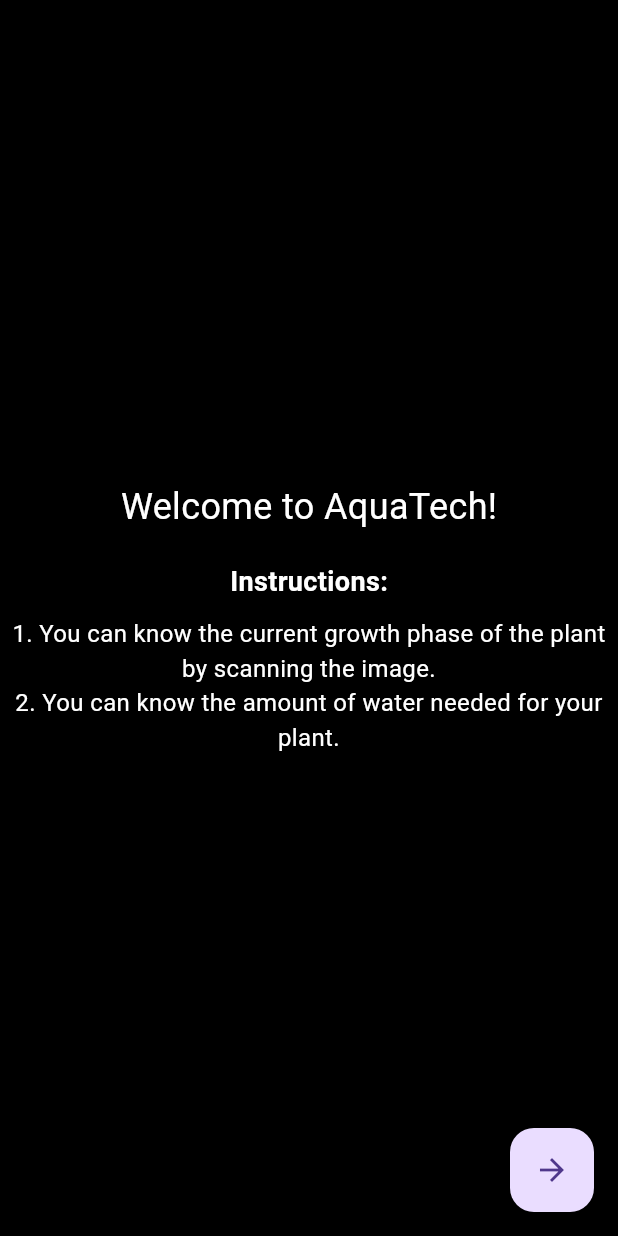
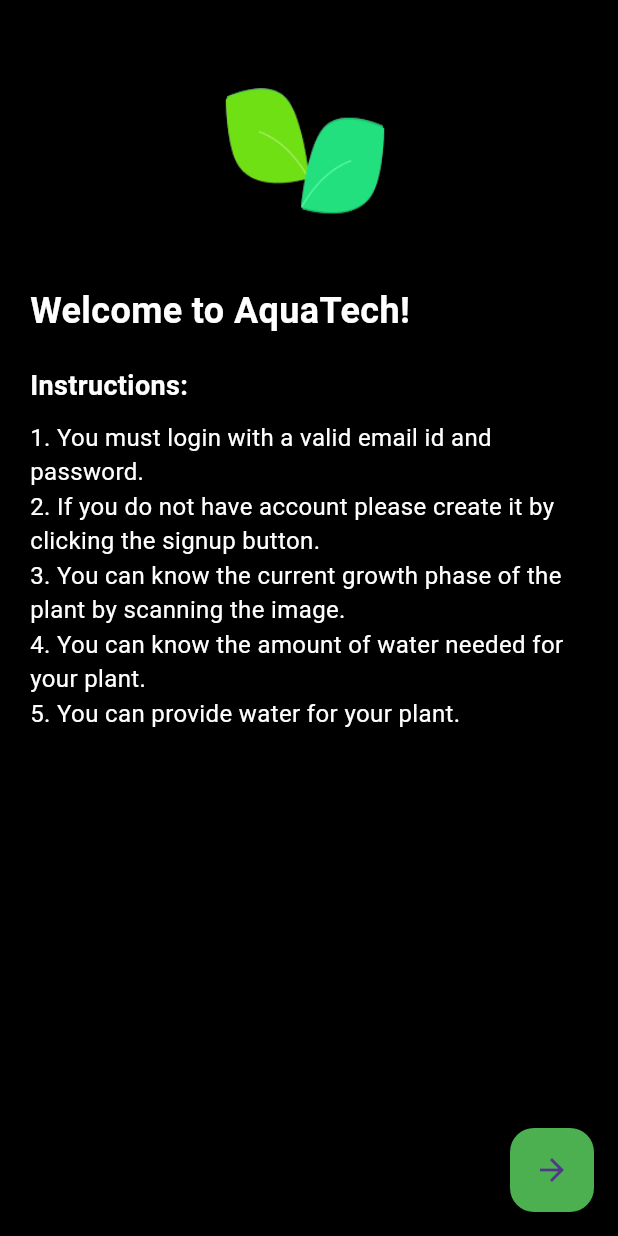
Before and after one commit to Leon-jose-mathew/code, a Flutter app: the screen it shows after launch, on a phone screen of 412 x 824 dp. Run offline on Flutter 3.47's test engine with Material 3 defaults, Android fonts, the light colour scheme and no system bars; our stand-ins replace cloud_firestore, firebase_auth, firebase_core, firebase_database, image_picker; missing offline and left inert: flutter_tflite; accounts and stored records are empty.

Commit message:
as of now

```diff
--- a/lib/Screenes/instruction.dart
+++ b/lib/Screenes/instruction.dart
@@ -7,50 +7,119 @@ class InstructionPage extends StatelessWidget {
   Widget build(BuildContext context) {
     return Scaffold(
       backgroundColor: Colors.black, // Set background color to black
-
-      body: Center(
+      body: SingleChildScrollView(
+        child: Center(
           child: Column(
             mainAxisAlignment: MainAxisAlignment.center,
             crossAxisAlignment: CrossAxisAlignment.center,
             children: [
-            // Add your instruction content here
+              SizedBox(height: 50),
+              Image.asset(
+                'assets/p1_2.png',
+                height: 120,
+                width: 120,
+              ),
+              SizedBox(height: 20),
+              Padding(
+                padding: const EdgeInsets.symmetric(horizontal: 20.0),
+                child: Column(
+                  crossAxisAlignment: CrossAxisAlignment.start,
+                  children: [
+                    // Animated Instruction Content
+                    FadeIn(
+                      child: Column(
+                        crossAxisAlignment: CrossAxisAlignment.start,
+                        children: [
                           Text(
                             'Welcome to AquaTech!',
-              style: TextStyle(fontSize: 24, color: Colors.white),
+                            style: TextStyle(fontSize: 24, color: Colors.white, fontWeight: FontWeight.bold),
                           ),
                           SizedBox(height: 20),
                           Text(
                             'Instructions:',
-              style: TextStyle(
-                fontSize: 18,
-                fontWeight: FontWeight.bold,
-                color: Colors.white,
-              ),
+                            style: TextStyle(fontSize: 18, color: Colors.white, fontWeight: FontWeight.bold),
                           ),
                           SizedBox(height: 10),
                           Text(
-              '1. You can know the current growth phase of the plant by scanning the image.',
-              style: TextStyle(fontSize: 16, color: Colors.white),
-              textAlign: TextAlign.center,
+                            '1. You must login with a valid email id and password.',
+                            style: TextStyle(fontSize: 16, color: Colors.white, fontFamily: 'Roboto'),
                           ),
                           Text(
-              '2. You can know the amount of water needed for your plant.',
-              style: TextStyle(fontSize: 16, color: Colors.white),
-              textAlign: TextAlign.center,
+                            '2. If you do not have account please create it by clicking the signup button.',
+                            style: TextStyle(fontSize: 16, color: Colors.white, fontFamily: 'Roboto'),
+                          ),
+                          Text(
+                            '3. You can know the current growth phase of the plant by scanning the image.',
+                            style: TextStyle(fontSize: 16, color: Colors.white, fontFamily: 'Roboto'),
+                          ),
+                          Text(
+                            '4. You can know the amount of water needed for your plant.',
+                            style: TextStyle(fontSize: 16, color: Colors.white, fontFamily: 'Roboto'),
+                          ),
+                          Text(
+                            '5. You can provide water for your plant.',
+                            style: TextStyle(fontSize: 16, color: Colors.white, fontFamily: 'Roboto'),
                           ),
                           // Add more instructions as needed
                         ],
+                      ),
+                    ),
+                  ],
+                ),
+              ),
+            ],
+          ),
         ),
       ),
       floatingActionButton: FloatingActionButton(
         onPressed: () {
           Navigator.pushReplacement(
             context,
-            MaterialPageRoute(builder: (context) =>  SignInPage()),
+            MaterialPageRoute(builder: (context) => SignInPage()),
           );
         },
         child: Icon(Icons.arrow_forward),
+        elevation: 2.0, // Add a subtle elevation effect
+        backgroundColor: Colors.green, // Change color as needed
       ),
     );
   }
 }
+
+// Animated FadeIn Widget
+class FadeIn extends StatefulWidget {
+  final Widget child;
+  final Duration duration;
+
+  FadeIn({required this.child, this.duration = const Duration(milliseconds: 500)});
+
+  @override
+  _FadeInState createState() => _FadeInState();
+}
+
+class _FadeInState extends State<FadeIn> with SingleTickerProviderStateMixin {
+  late AnimationController _controller;
+  late Animation<double> _animation;
+
+  @override
+  void initState() {
+    super.initState();
+    _controller = AnimationController(duration: widget.duration, vsync: this);
+    _animation = Tween<double>(begin: 0, end: 1).animate(_controller);
+    _controller.forward();
+  }
+
+  @override
+  void dispose() {
+    _controller.dispose();
+    super.dispose();
+  }
+
+  @override
+  Widget build(BuildContext context) {
+    return FadeTransition(
+      opacity: _animation,
+      child: widget.child,
+    );
+  }
+}
```
Also changed, not shown: lib/Screenes/Login.dart (+25 -2 lines), lib/Screenes/SignUp.dart (+13 -4 lines), lib/Screenes/profile.dart (+9 -2 lines). Lines whose indentation alone changed are shown as unchanged.
